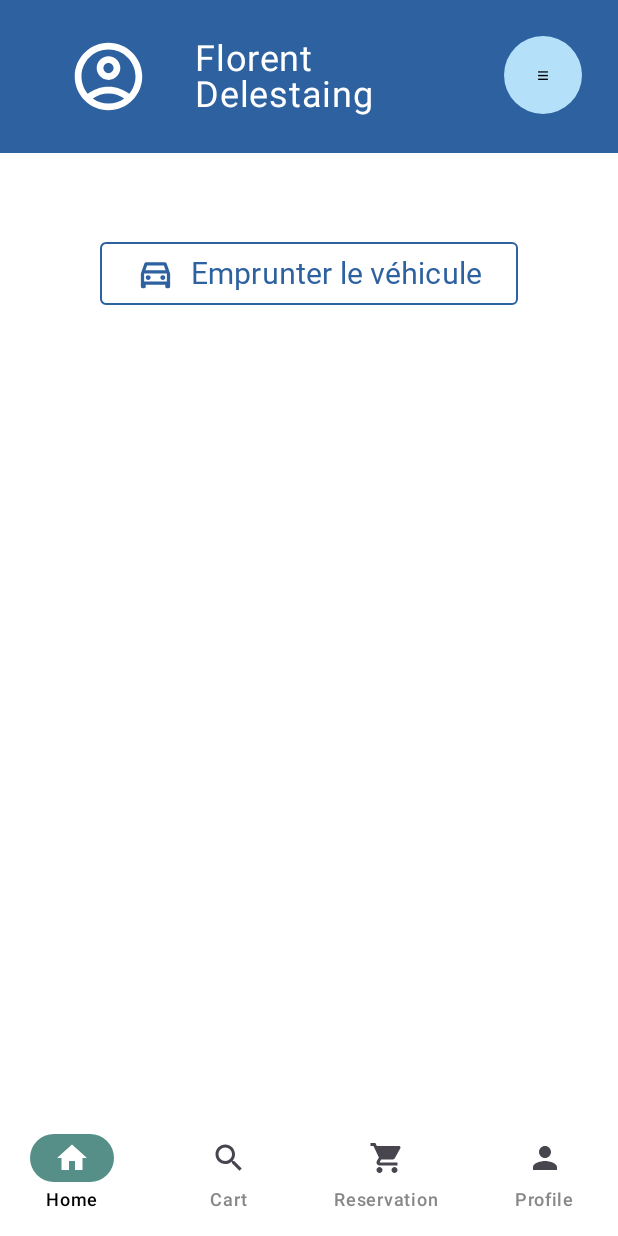
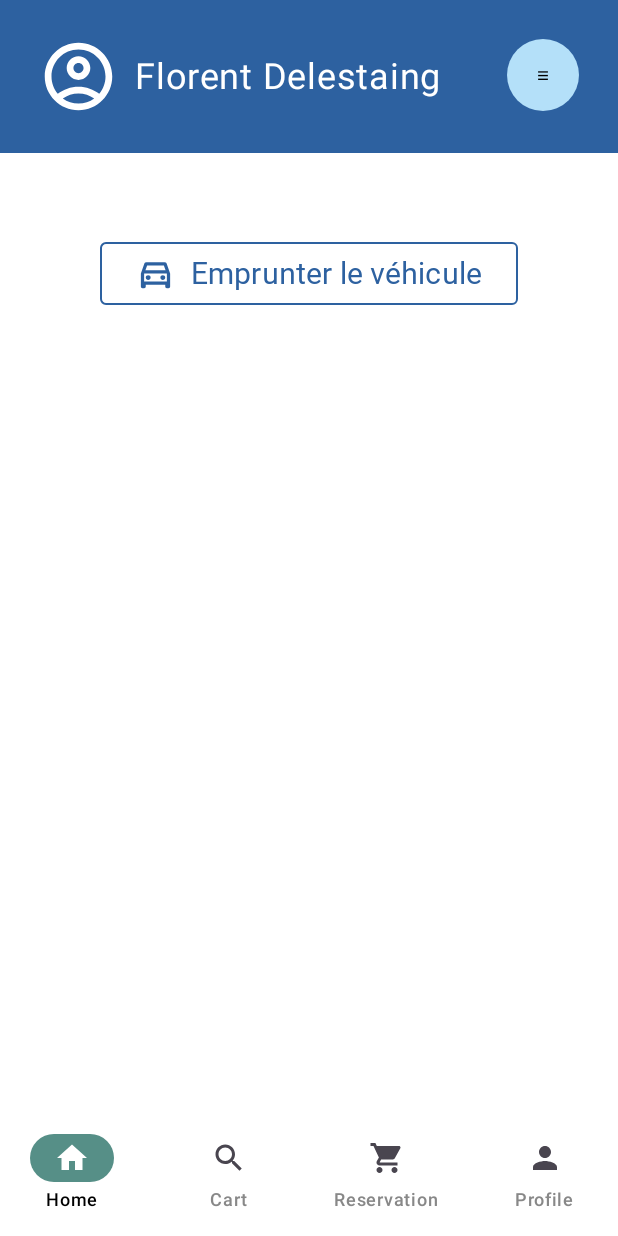
Before and after one commit to TawfiqGit/TrackingCar, an Android app built with Jetpack Compose: the screen it shows after launch (MainActivity), on a phone screen of 412 x 824 dp. Run offline under Robolectric (Android 15) with nearby library versions, the light colour scheme and no system bars; our stand-ins replace Dagger/Hilt's generated code.

Commit message:
update Header.kt

```diff
--- a/app/src/main/java/com/tawfiqdev/trackingcar/ui/DashboardScreen.kt
+++ b/app/src/main/java/com/tawfiqdev/trackingcar/ui/DashboardScreen.kt
@@ -18,9 +18,6 @@ import com.tawfiqdev.design_system.components.ActionOutlinedButton
 import com.tawfiqdev.design_system.components.Header
 import com.tawfiqdev.design_system.theme.Colors
 import com.tawfiqdev.design_system.theme.Colors.AppBlue
-import com.tawfiqdev.design_system.theme.Colors.AppGreen
-import com.tawfiqdev.design_system.theme.Colors.AppRed
-import com.tawfiqdev.design_system.theme.Colors.AppYellow
 
 @Composable
 fun DashboardScreen(
--- a/design-system/src/main/java/com/tawfiqdev/design_system/components/Header.kt
+++ b/design-system/src/main/java/com/tawfiqdev/design_system/components/Header.kt
@@ -50,7 +50,7 @@ fun Header(
             Row(
                 horizontalArrangement = Arrangement.spacedBy(10.dp)
             ) {
-                Box(modifier = Modifier.size(96.dp)) {
+                Box(modifier = Modifier.size(56.dp)) {
                     Icon(
                         imageVector = Icons.Outlined.AccountCircle,
                         contentDescription = "Profil",
@@ -71,7 +71,7 @@ fun Header(
                 )
 
                 SquareActionButton(
-                    modifier = Modifier.size(52.dp),
+                    modifier = Modifier.size(52.dp).padding(2.dp),
                     color = Colors.SoftBlue,
                     onClick = {},
                     icon = {
```
Also changed, not shown: design-system/src/main/java/com/tawfiqdev/design_system/components/TopBars.kt (deleted, +0 -50 lines).
